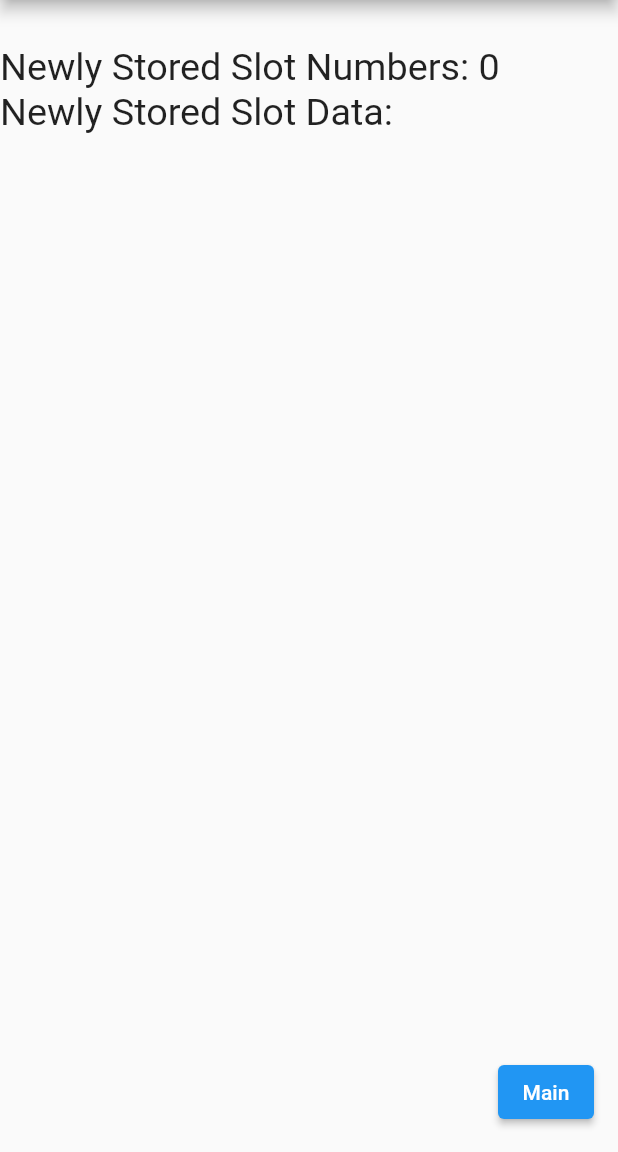
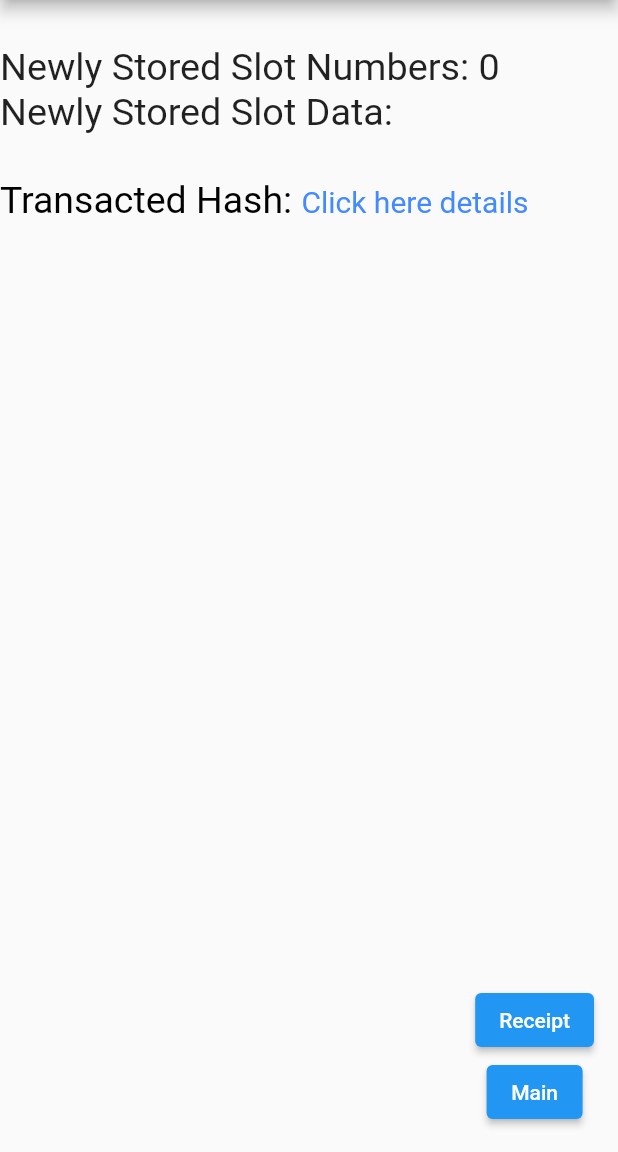
Before and after one commit to isunyoo/eth_toto_board_flutter, a Flutter app: the Output screen opened directly with empty values, on a phone screen of 412 x 824 dp, the part 84-1236 px from its top. Run offline on Flutter 3.47's test engine with Material 2 defaults, Android fonts, the phone set to English and light mode, and no system bars; our stand-ins replace flutter_dotenv; missing offline and left inert: flutter_number_picker, web3dart; statements that could not run were skipped.

Commit message:
Updated for changes.

```diff
--- a/lib/generate.dart
+++ b/lib/generate.dart
@@ -50,11 +50,11 @@ class _GeneratedOutputState extends State<GeneratedOutput> {
             ),
             TextButton(
               onPressed: () async {
-                // await web3util.addData(3);
+                var response = await web3util.addData(3);
                 var newSlotData = widget.passedValue1;
                 var newSlotDataLength = widget.passedValue1.length;
-                await web3util.pushArrayData(newSlotData);
-                Navigator.push(context, MaterialPageRoute(builder: (_) => Output(passedValue1: newSlotData, passedValue2: newSlotDataLength),),);
+                // await web3util.pushArrayData(newSlotData);
+                Navigator.push(context, MaterialPageRoute(builder: (_) => Output(passedValue1: newSlotData, passedValue2: newSlotDataLength, passedValue3: response),),);
               },
               child: const Text('OK'),
             ),
--- a/lib/main.dart
+++ b/lib/main.dart
@@ -38,9 +38,8 @@ class MyHomePage extends StatefulWidget {
 class _MyHomePageState extends State<MyHomePage> {
   // Initialize the Web3DartHelper class from utility packages
   Web3DartHelper web3util = Web3DartHelper();
-  var allArrayData=[], requestedRows=1, myAddress;
-  late num blkNum=0, balanceEther=0;
-  late String balanceUsd='', arrayLength='';
+  var allArrayData=[], requestedRows=1;
+  late String blkNum='', myAddress='', balanceEther='', balanceUsd='', arrayLength='';
 
   @override
   void initState() {
--- a/lib/output.dart
+++ b/lib/output.dart
@@ -1,16 +1,34 @@
+import 'utilities/web3dartutil.dart';
 import 'package:flutter/material.dart';
+import 'package:flutter/gestures.dart';
+import 'package:url_launcher/url_launcher.dart';
 import 'package:eth_toto_board_flutter/main.dart';
+import 'package:eth_toto_board_flutter/receipt.dart';
 
 class Output extends StatefulWidget {
   final List passedValue1;
   final int passedValue2;
-  const Output({Key? key, required this.passedValue1, required this.passedValue2}) : super(key: key);
+  final String passedValue3;
+  const Output({Key? key, required this.passedValue1, required this.passedValue2, required this.passedValue3}) : super(key: key);
 
   @override
   State<Output> createState() => _OutputState();
 }
 
 class _OutputState extends State<Output> {
+  // Initialize the Web3DartHelper class from utility packages
+  Web3DartHelper web3util = Web3DartHelper();
+
+  @override
+  void initState() {
+    // TODO: implement initState
+    super.initState();
+    web3util.initState();
+  }
+
+  Future<void> initialSetup() async {
+    await web3util.initState();
+  }
 
   @override
   Widget build(BuildContext context) {
@@ -46,15 +64,53 @@ class _OutputState extends State<Output> {
               )
           ),],
         ),
+        Row(
+          children: <Widget>[ Expanded(
+            // child: Text("\nTransacted Hash: ${widget.passedValue3}", textScaleFactor: 1.8),
+              child: RichText(
+                  text: TextSpan(
+                      children: [
+                        const TextSpan(
+                            style: TextStyle(color: Colors.black, fontSize: 25),
+                            text: "\nTransacted Hash: ",
+                        ),
+                        TextSpan(
+                            style: const TextStyle(color: Colors.blueAccent, fontSize: 20),
+                            text: "Click here details",
+                            recognizer: TapGestureRecognizer()..onTap =  () async{
+                              var url = "https://ropsten.etherscan.io/tx/${widget.passedValue3}";
+                              if (await canLaunch(url)) {
+                                await launch(url);
+                              } else {
+                                throw 'Could not launch $url';
+                              }
+                            }
+                        ),
+                      ]
+                  ))
+          ),],
+        ),
       ],),
-      floatingActionButton: ElevatedButton(
+        floatingActionButton: Column(
+            mainAxisAlignment: MainAxisAlignment.end,
+            children: [
+              ElevatedButton(
+                child: const Text("Receipt"),
+                onPressed: () async {
+                  var txReceipt = await web3util.getTransactionDetails(widget.passedValue3);
+                  Navigator.push(context, MaterialPageRoute(builder: (_) => Receipt(passedValue1: txReceipt)));
+                },
+              ),
+              ElevatedButton(
                 child: const Text('Main'),
                 // Within the OutputDataScreen widget
                 onPressed: () {
                   // Navigate to the main screen using a named route.
                   Navigator.push(context, MaterialPageRoute(builder: (_) => const MyApp(),),);
                 },
-      ),
+              )
+            ]
+        )
     );
   }
 }
--- a/pubspec.yaml
+++ b/pubspec.yaml
@@ -36,6 +36,7 @@ dependencies:
   web_socket_channel: ^2.1.0
   cupertino_icons: ^1.0.2
   flutter_dotenv: ^5.0.2
+  url_launcher: ^6.0.12
   web3dart: ^2.3.1
   http: ^0.13.3
 
```
Also changed, not shown: lib/receipt.dart (added, +43 -0 lines), lib/utilities/web3dartutil.dart (+15 -8 lines), README.txt, pubspec.lock. Lines whose indentation alone changed are shown as unchanged.
